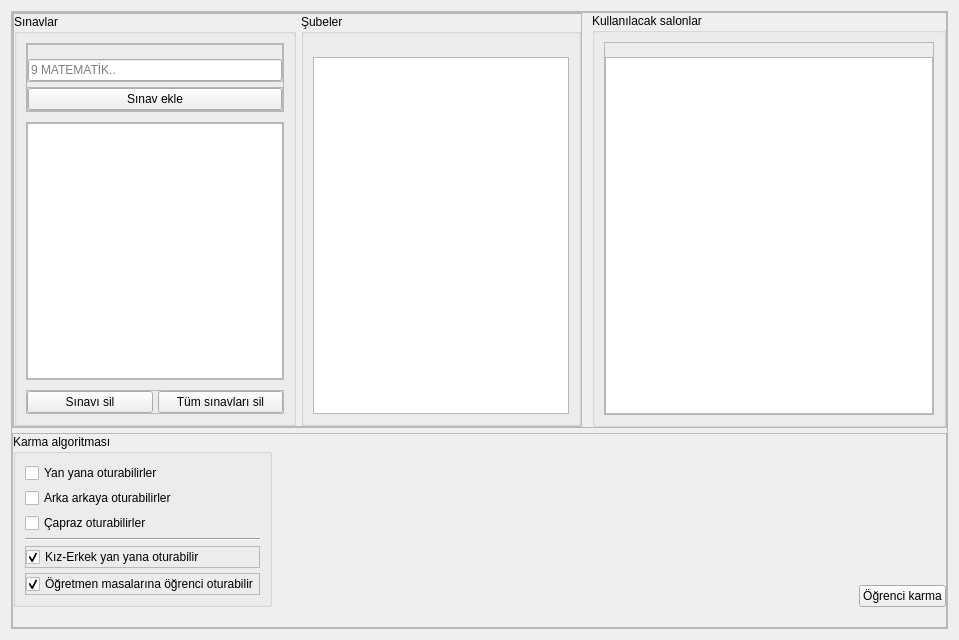
Before: the Qt Designer form Forms/yeni_sinav_sinavlar_frame.ui in yoseidonn/Kelebek-App, drawn with Qt 5.
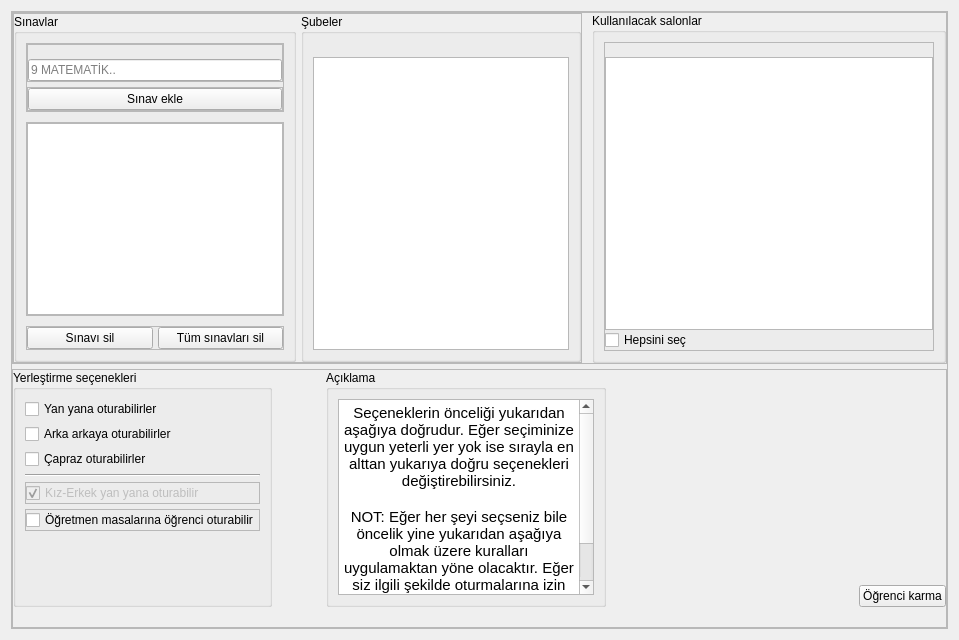
After: the same form once the commit is applied.

Commit message: create_exam_frame logic bug fixes

```diff
--- a/Forms/yeni_sinav_sinavlar_frame.ui
+++ b/Forms/yeni_sinav_sinavlar_frame.ui
@@ -403,6 +403,13 @@
                <item>
                 <widget class="QListWidget" name="classroomListWidget"/>
                </item>
+               <item>
+                <widget class="QCheckBox" name="select_all_classrooms_checkbox">
+                 <property name="text">
+                  <string>Hepsini seç</string>
+                 </property>
+                </widget>
+               </item>
               </layout>
              </widget>
             </item>
@@ -422,7 +429,7 @@
         </property>
         <layout class="QHBoxLayout" name="horizontalLayout_21">
          <property name="spacing">
-          <number>0</number>
+          <number>5</number>
          </property>
          <property name="leftMargin">
           <number>0</number>
@@ -442,7 +449,7 @@
             <string notr="true"/>
            </property>
            <property name="title">
-            <string>Karma algoritması</string>
+            <string>Yerleştirme seçenekleri</string>
            </property>
            <layout class="QHBoxLayout" name="horizontalLayout_15">
             <property name="spacing">
@@ -556,6 +563,9 @@
                   </property>
                   <item alignment="Qt::AlignLeft">
                    <widget class="QCheckBox" name="kizErkek">
+                    <property name="enabled">
+                     <bool>false</bool>
+                    </property>
                     <property name="sizePolicy">
                      <sizepolicy hsizetype="Fixed" vsizetype="Fixed">
                       <horstretch>0</horstretch>
@@ -609,7 +619,7 @@
                      <string>Öğretmen masalarına öğrenci oturabilir</string>
                     </property>
                     <property name="checked">
-                     <bool>true</bool>
+                     <bool>false</bool>
                     </property>
                    </widget>
                   </item>
@@ -622,6 +632,43 @@
            </layout>
           </widget>
          </item>
+         <item alignment="Qt::AlignLeft">
+          <widget class="QGroupBox" name="groupBox_2">
+           <property name="title">
+            <string>Açıklama</string>
+           </property>
+           <layout class="QVBoxLayout" name="verticalLayout_4">
+            <property name="spacing">
+             <number>0</number>
+            </property>
+            <property name="leftMargin">
+             <number>9</number>
+            </property>
+            <property name="topMargin">
+             <number>9</number>
+            </property>
+            <property name="rightMargin">
+             <number>9</number>
+            </property>
+            <property name="bottomMargin">
+             <number>9</number>
+            </property>
+            <item>
+             <widget class="QTextBrowser" name="textBrowser">
+              <property name="html">
+               <string>&lt;!DOCTYPE HTML PUBLIC &quot;-//W3C//DTD HTML 4.0//EN&quot; &quot;http://www.w3.org/TR/REC-html40/strict.dtd&quot;&gt;
+&lt;html&gt;&lt;head&gt;&lt;meta name=&quot;qrichtext&quot; content=&quot;1&quot; /&gt;&lt;style type=&quot;text/css&quot;&gt;
+p, li { white-space: pre-wrap; }
+&lt;/style&gt;&lt;/head&gt;&lt;body style=&quot; font-family:'Ubuntu'; font-size:11pt; font-weight:400; font-style:normal;&quot;&gt;
+&lt;p align=&quot;center&quot; style=&quot; margin-top:0px; margin-bottom:0px; margin-left:0px; margin-right:0px; -qt-block-indent:0; text-indent:0px;&quot;&gt;Seçeneklerin önceliği yukarıdan aşağıya doğrudur. Eğer seçiminize uygun yeterli yer yok ise sırayla en alttan yukarıya doğru seçenekleri değiştirebilirsiniz.&lt;/p&gt;
+&lt;p align=&quot;center&quot; style=&quot;-qt-paragraph-type:empty; margin-top:0px; margin-bottom:0px; margin-left:0px; margin-right:0px; -qt-block-indent:0; text-indent:0px;&quot;&gt;&lt;br /&gt;&lt;/p&gt;
+&lt;p align=&quot;center&quot; style=&quot; margin-top:0px; margin-bottom:0px; margin-left:0px; margin-right:0px; -qt-block-indent:0; text-indent:0px;&quot;&gt;NOT: Eğer her şeyi seçseniz bile öncelik yine yukarıdan aşağıya olmak üzere kuralları uygulamaktan yöne olacaktır. Eğer siz ilgili şekilde oturmalarına izin verdiyseniz yerleştirmede kontrol atlanacaktır ve öğrenci o yere yerleşebilecektir.&lt;/p&gt;&lt;/body&gt;&lt;/html&gt;</string>
+              </property>
+             </widget>
+            </item>
+           </layout>
+          </widget>
+         </item>
          <item alignment="Qt::AlignRight">
           <widget class="QGroupBox" name="groupBox">
            <property name="styleSheet">
```
The commit also changes 176 other files.
